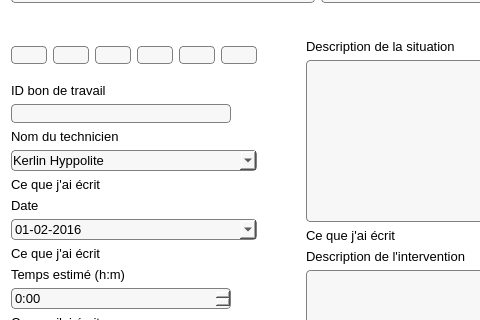
ProjetPC2/SIMM2.0-DEV, file Interface/FenetresEnUI/BonDeTravail.ui: the form before one commit; both pictures show x 0 to 480 and y 259 to 579 of the 1248 by 738 pixel window.
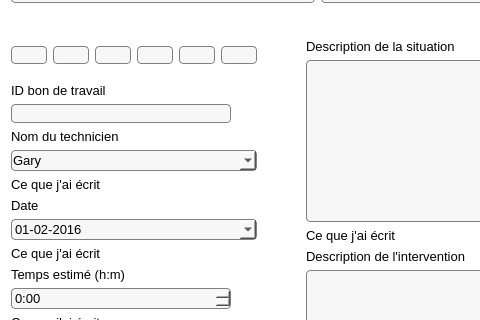
The form after the commit. Icons and pictures are not drawn.

Commit message: Bon de travail avec le nom des techs

Diff of the .ui file:
```diff
--- a/Interface/FenetresEnUI/BonDeTravail.ui
+++ b/Interface/FenetresEnUI/BonDeTravail.ui
@@ -778,7 +778,12 @@
            </property>
            <item>
             <property name="text">
-             <string>Kerlin Hyppolite</string>
+             <string>Gary</string>
+            </property>
+           </item>
+           <item>
+            <property name="text">
+             <string>Sony</string>
             </property>
            </item>
           </widget>
```
The commit also changes 1 other file.
